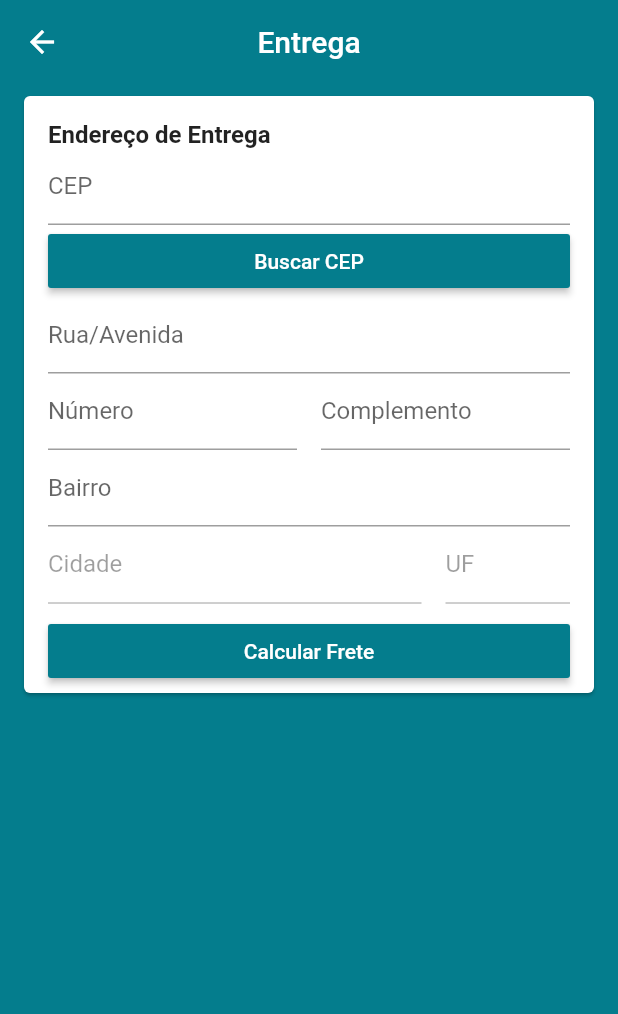
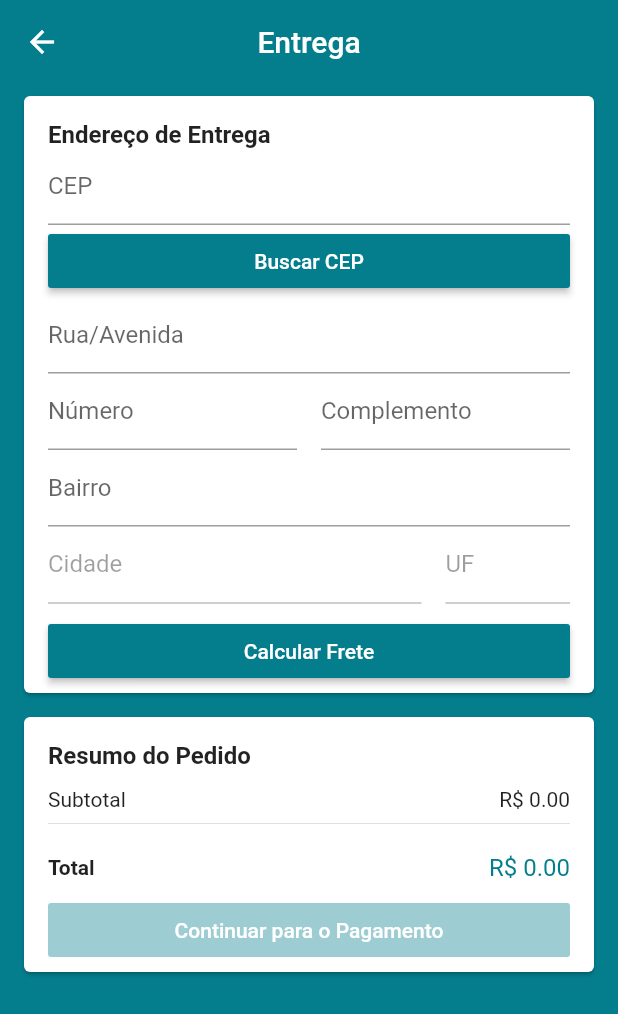
Before and after one commit to felipebufelli/e_commerce_model, a Flutter app: the AddressScreen screen opened by its route, on a phone screen of 412 x 824 dp. Shown: the top 1014 px of the screen. Run offline on Flutter 3.47's test engine with Material 2 defaults, Android fonts, the phone set to English and light mode, and no system bars; our stand-ins replace brasil_fields, carousel_pro, cloud_firestore, dio, firebase_auth, firebase_storage and 4 more; missing offline and left inert: alphabet_list_scroll_view; accounts and stored records are empty.

Commit message:
Displaying delivery Rate

```diff
--- a/lib/common/price_card.dart
+++ b/lib/common/price_card.dart
@@ -18,6 +18,8 @@ class PriceCard extends StatelessWidget {
     final cartManager = context.watch<CartManager>();
 
     final productsPrice = cartManager.productsPrice;
+    final deliveryPrice = cartManager.deliveryPrice;
+    final totalPrice = cartManager.totalPrice;
 
     return Card(
       margin: const EdgeInsets.symmetric(horizontal: 16, vertical: 8),
@@ -43,6 +45,18 @@ class PriceCard extends StatelessWidget {
               ],
             ),
             const Divider(),
+            // ignore: prefer_if_elements_to_conditional_expressions
+            deliveryPrice != null
+              ? Row(
+                mainAxisAlignment: MainAxisAlignment.spaceBetween,
+                children: <Widget>[
+                  const Text('Entrega'),
+                  Text('R\$ ${deliveryPrice.toStringAsFixed(2)}'),
+                ],
+              )
+              : Container(),
+            // ignore: prefer_if_elements_to_conditional_expressions
+            deliveryPrice != null ? const Divider() : Container(),
             const SizedBox(height: 12,),
             Row(
               mainAxisAlignment: MainAxisAlignment.spaceBetween,
@@ -54,7 +68,7 @@ class PriceCard extends StatelessWidget {
                   ),
                 ),
                 Text(
-                  'R\$ ${productsPrice.toStringAsFixed(2)}',
+                  'R\$ ${totalPrice.toStringAsFixed(2)}',
                   style: TextStyle(
                     color: Theme.of(context).primaryColor,
                     fontSize: 16,
--- a/lib/models/cart_manager.dart
+++ b/lib/models/cart_manager.dart
@@ -17,6 +17,8 @@ class CartManager extends ChangeNotifier {
 
   num productsPrice = 0.0;
   num deliveryPrice;
+
+  num get totalPrice => productsPrice + (deliveryPrice ?? 0);
 
   final Firestore firestore = Firestore.instance;
 
@@ -96,6 +98,8 @@ class CartManager extends ChangeNotifier {
     return true;
   }
 
+  bool get isAddressValid => address != null && deliveryPrice != null;
+
   //! TRATAR ADDRESS
 
   Future<void> getAddress(String cep) async {
@@ -125,7 +129,7 @@ class CartManager extends ChangeNotifier {
   Future<void> setAddress(Address address) async {
     this.address = address;
     if(await calculateDelivery(address.lat, address.long)) {
-
+      notifyListeners();
     } else {
       return Future.error('Endereço fora do raio de entrega :(');
     }
@@ -133,6 +137,7 @@ class CartManager extends ChangeNotifier {
 
   void removeAddress() {
     address = null;
+    deliveryPrice = null;
     notifyListeners();
   }
 
--- a/lib/screens/address/address_screen.dart
+++ b/lib/screens/address/address_screen.dart
@@ -1,5 +1,8 @@
+import 'package:e_commerce_model/common/price_card.dart';
+import 'package:e_commerce_model/models/cart_manager.dart';
 import 'package:e_commerce_model/screens/address/components/address_card.dart';
 import 'package:flutter/material.dart';
+import 'package:provider/provider.dart';
 
 class AddressScreen extends StatelessWidget {
   @override
@@ -11,7 +14,15 @@ class AddressScreen extends StatelessWidget {
       ),
       body: ListView(
         children: <Widget>[
-          AddressCard()
+          AddressCard(),
+          Consumer<CartManager>(builder: (_, cartManager, __) {
+            return PriceCard(
+              buttonText: 'Continuar para o Pagamento',
+              onPressed: cartManager.isAddressValid ? () {
+
+              } : null,
+            );
+          }),
         ],
       ),
     );
--- a/lib/screens/address/components/address_card.dart
+++ b/lib/screens/address/components/address_card.dart
@@ -28,7 +28,7 @@ class AddressCard extends StatelessWidget {
                     ),
                   ),
                   CepInputField(address),
-                  AddressInputField(address)
+                  AddressInputField(address),
                 ],
               ),
             );
--- a/lib/screens/address/components/address_input_field.dart
+++ b/lib/screens/address/components/address_input_field.dart
@@ -12,11 +12,13 @@ class AddressInputField extends StatelessWidget {
 
   @override
   Widget build(BuildContext context) {
+    final cartManager = context.watch<CartManager>();
+
     String emptyValidator(String text) {
       return text.isEmpty ? 'Campo obrigatório' : null;
     }
 
-    if (address.zipCode == null) {
+    if (address.zipCode == null && cartManager.deliveryPrice == null) {
       return Column(
         crossAxisAlignment: CrossAxisAlignment.stretch,
         children: <Widget>[
@@ -111,16 +113,21 @@ class AddressInputField extends StatelessWidget {
               ),
             ],
           ),
-        const SizedBox(height: 8,),
+          const SizedBox(
+            height: 8,
+          ),
           RaisedButton(
             onPressed: () async {
-            if(Form.of(context).validate()) {
+              if (Form.of(context).validate()) {
                 Form.of(context).save();
                 try {
                   await context.read<CartManager>().setAddress(address);
                 } catch (e) {
                   Scaffold.of(context).showSnackBar(
-                  SnackBar(content: Text('$e'), backgroundColor: Colors.red,),
+                    SnackBar(
+                      content: Text('$e'),
+                      backgroundColor: Colors.red,
+                    ),
                   );
                 }
               }
@@ -132,6 +139,14 @@ class AddressInputField extends StatelessWidget {
           )
         ],
       );
+    } else if(address.zipCode != null) {
+      return Padding(
+        padding: const EdgeInsets.only(bottom: 16),
+        child: Text(
+          '${address.street}, ${address.number}\n ${address.district}'
+          '\n${address.city} - ${address.state}',
+        ),
+      );
     } else {
       return Container();
     }
```
Lines whose indentation alone changed are shown as unchanged.
